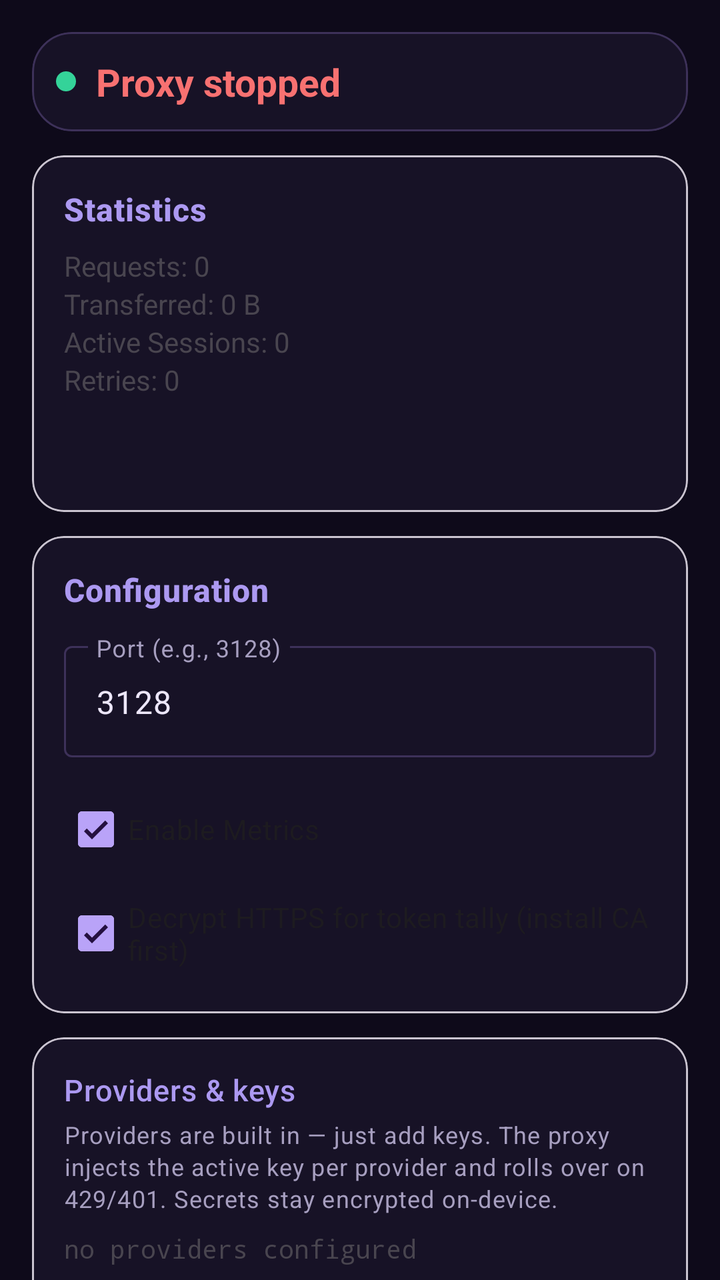
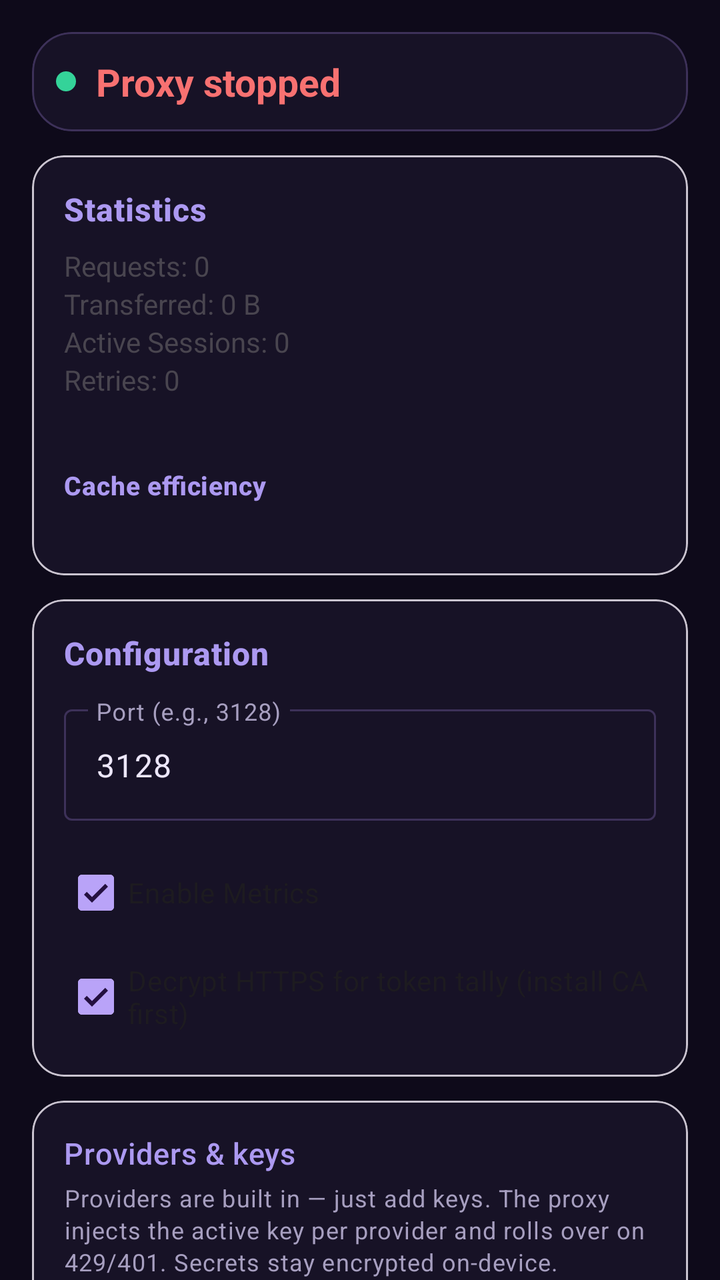

An Android layout rendered at two revisions. The XML below is the earlier revision; the diff shows what the commit changed to produce the second picture.
<!-- AndroidManifest.xml: activity theme Theme.ProxyApp.NoActionBar -->
<!-- res/layout/activity_main.xml -->
<?xml version="1.0" encoding="utf-8"?>
<androidx.constraintlayout.widget.ConstraintLayout
    xmlns:android="http://schemas.android.com/apk/res/android"
    xmlns:app="http://schemas.android.com/apk/res-auto"
    xmlns:tools="http://schemas.android.com/tools"
    android:layout_width="match_parent"
    android:layout_height="match_parent"
    android:fitsSystemWindows="true"
    tools:context=".MainActivity">

    <androidx.core.widget.NestedScrollView
        android:layout_width="match_parent"
        android:layout_height="0dp"
        android:fillViewport="true"
        app:layout_constraintBottom_toBottomOf="parent"
        app:layout_constraintTop_toTopOf="parent"
        app:layout_constraintStart_toStartOf="parent"
        app:layout_constraintEnd_toEndOf="parent">

        <LinearLayout
            android:layout_width="match_parent"
            android:layout_height="wrap_content"
            android:orientation="vertical"
            android:padding="16dp">

            <com.google.android.material.card.MaterialCardView
                android:id="@+id/statusCard"
                android:layout_width="match_parent"
                android:layout_height="wrap_content"
                android:layout_marginBottom="12dp"
                app:cardCornerRadius="20dp"
                app:strokeWidth="1dp"
                app:strokeColor="@color/outline"
                app:cardBackgroundColor="@color/surface">

                <LinearLayout
                    android:layout_width="match_parent"
                    android:layout_height="wrap_content"
                    android:orientation="vertical"
                    android:padding="12dp">

                    <LinearLayout
                        android:layout_width="match_parent"
                        android:layout_height="wrap_content"
                        android:orientation="horizontal"
                        android:gravity="center_vertical">

                        <View
                            android:id="@+id/statusDot"
                            android:layout_width="10dp"
                            android:layout_height="10dp"
                            android:layout_marginEnd="10dp"
                            android:background="@drawable/status_dot" />

                        <TextView
                            android:id="@+id/statusText"
                            android:layout_width="0dp"
                            android:layout_height="wrap_content"
                            android:layout_weight="1"
                            android:text="@string/proxy_stopped"
                            android:textSize="19sp"
                            android:textStyle="bold"
                            android:textColor="@color/red" />
                    </LinearLayout>

                    <TextView
                        android:id="@+id/portText"
                        android:layout_width="match_parent"
                        android:layout_height="wrap_content"
                        android:text=""
                        android:textSize="13sp"
                        android:gravity="center"
                        android:layout_marginTop="4dp"
                        android:textColor="@color/purple_200"
                        android:visibility="gone"/>

                    <TextView
                        android:id="@+id/upstreamText"
                        android:layout_width="match_parent"
                        android:layout_height="wrap_content"
                        android:text=""
                        android:textSize="12sp"
                        android:gravity="center"
                        android:layout_marginTop="2dp"
                        android:visibility="gone"/>
                </LinearLayout>
            </com.google.android.material.card.MaterialCardView>

            <com.google.android.material.card.MaterialCardView
                android:id="@+id/statsCard"
                android:layout_width="match_parent"
                android:layout_height="wrap_content"
                app:cardBackgroundColor="@color/surface"
                android:layout_marginBottom="12dp"
                app:cardCornerRadius="16dp">

                <LinearLayout
                    android:layout_width="match_parent"
                    android:layout_height="wrap_content"
                    android:orientation="vertical"
                    android:padding="16dp">

                    <TextView
                        android:layout_width="match_parent"
                        android:layout_height="wrap_content"
                        android:text="Statistics"
                        android:textSize="16sp"
                        android:textStyle="bold"
                        style="@style/Text.SectionTitle"/>

                    <TextView
                        android:id="@+id/requestsText"
                        android:layout_width="match_parent"
                        android:layout_height="wrap_content"
                        android:text="Requests: 0"
                        android:layout_marginTop="8dp"/>

                    <TextView
                        android:id="@+id/bytesText"
                        android:layout_width="match_parent"
                        android:layout_height="wrap_content"
                        android:text="Transferred: 0 B"/>

                    <TextView
                        android:id="@+id/sessionsText"
                        android:layout_width="match_parent"
                        android:layout_height="wrap_content"
                        android:text="Active Sessions: 0"/>

                    <TextView
                        android:id="@+id/retriesText"
                        android:layout_width="match_parent"
                        android:layout_height="wrap_content"
                        android:text="Retries: 0"/>

                    <TableLayout
                        android:id="@+id/tokensTable"
                        android:layout_width="match_parent"
                        android:layout_height="wrap_content"
                        android:layout_marginTop="8dp"
                        android:stretchColumns="1,2,3,4"
                        android:shrinkColumns="0">
                    </TableLayout>

                    <TextView
                        android:id="@+id/tokensFooterText"
                        android:layout_width="match_parent"
                        android:layout_height="wrap_content"
                        android:textSize="12sp"
                        android:fontFamily="monospace"
                        android:textColor="@color/title_violet"
                        android:text=""/>

                    <TextView
                        android:id="@+id/hostsText"
                        android:layout_width="match_parent"
                        android:layout_height="wrap_content"
                        android:textSize="12sp"
                        android:fontFamily="monospace"
                        android:text=""/>
                </LinearLayout>
            </com.google.android.material.card.MaterialCardView>

            <com.google.android.material.card.MaterialCardView
                android:id="@+id/configCard"
                android:layout_width="match_parent"
                android:layout_height="wrap_content"
                app:cardBackgroundColor="@color/surface"
                android:layout_marginBottom="12dp"
                app:cardCornerRadius="16dp">

                <LinearLayout
                    android:layout_width="match_parent"
                    android:layout_height="wrap_content"
                    android:orientation="vertical"
                    android:padding="16dp">

                    <TextView
                        android:layout_width="match_parent"
                        android:layout_height="wrap_content"
                        android:text="Configuration"
                        android:textSize="16sp"
                        android:textStyle="bold"
                        style="@style/Text.SectionTitle"/>

                    <com.google.android.material.textfield.TextInputLayout
                        android:layout_width="match_parent"
                        android:layout_height="wrap_content"
                        android:layout_marginTop="12dp"
                        android:hint="@string/port_hint"
                        style="@style/Widget.Material3.TextInputLayout.OutlinedBox">

                        <com.google.android.material.textfield.TextInputEditText
                            android:id="@+id/portInput"
                            android:layout_width="match_parent"
                            android:layout_height="wrap_content"
                            android:inputType="number"
                            android:text="3128"/>
                    </com.google.android.material.textfield.TextInputLayout>

                    <com.google.android.material.checkbox.MaterialCheckBox
                        android:id="@+id/metricsCheck"
                        android:layout_width="wrap_content"
                        android:layout_height="wrap_content"
                        android:layout_marginTop="12dp"
                        android:text="@string/metrics_enabled"
                        android:checked="true"/>

                    <com.google.android.material.checkbox.MaterialCheckBox
                        android:id="@+id/mitmCheck"
                        android:layout_width="wrap_content"
                        android:layout_height="wrap_content"
                        android:layout_marginTop="4dp"
                        android:text="@string/mitm_enabled"
                        android:checked="true"/>
                </LinearLayout>
            </com.google.android.material.card.MaterialCardView>

            <com.google.android.material.card.MaterialCardView
                android:id="@+id/providersCard"
                android:layout_width="match_parent"
                android:layout_height="wrap_content"
                android:layout_marginBottom="12dp"
                app:cardCornerRadius="16dp"
                app:cardBackgroundColor="@color/surface">

                <LinearLayout
                    android:layout_width="match_parent"
                    android:layout_height="wrap_content"
                    android:orientation="vertical"
                    android:padding="16dp">

                    <TextView
                        android:layout_width="match_parent"
                        android:layout_height="wrap_content"
                        style="@style/Text.SectionTitle"
                        android:text="@string/providers_title"/>

                    <TextView
                        android:layout_width="match_parent"
                        android:layout_height="wrap_content"
                        style="@style/Text.Hint"
                        android:layout_marginTop="4dp"
                        android:text="@string/providers_hint"/>

                    <TextView
                        android:id="@+id/providersSummaryText"
                        android:layout_width="match_parent"
                        android:layout_height="wrap_content"
                        android:layout_marginTop="8dp"
                        android:textSize="13sp"
                        android:fontFamily="monospace"
                        android:text="no providers configured"/>

                    <com.google.android.material.button.MaterialButton
                        android:id="@+id/addKeyButton"
                        android:layout_width="match_parent"
                        android:layout_height="wrap_content"
                        android:layout_marginTop="8dp"
                        android:text="@string/add_key"
                        style="@style/Widget.Material3.Button.TonalButton"/>

                    <LinearLayout
                        android:layout_width="match_parent"
                        android:layout_height="wrap_content"
                        android:orientation="horizontal"
                        android:layout_marginTop="8dp">

                        <com.google.android.material.button.MaterialButton
                            android:id="@+id/exportBackupButton"
                            android:layout_width="0dp"
                            android:layout_height="wrap_content"
                            android:layout_weight="1"
                            android:layout_marginEnd="4dp"
                            android:text="@string/export_backup"
                            style="@style/Widget.Material3.Button.OutlinedButton"/>

                        <com.google.android.material.button.MaterialButton
                            android:id="@+id/importBackupButton"
                            android:layout_width="0dp"
                            android:layout_height="wrap_content"
                            android:layout_weight="1"
                            android:layout_marginStart="4dp"
                            android:text="@string/import_backup"
                            style="@style/Widget.Material3.Button.OutlinedButton"/>
                    </LinearLayout>

                    <com.google.android.material.button.MaterialButton
                        android:id="@+id/exportCaButton"
                        android:layout_width="match_parent"
                        android:layout_height="wrap_content"
                        android:layout_marginTop="8dp"
                        android:text="@string/export_ca"
                        style="@style/Widget.Material3.Button.OutlinedButton"/>
                </LinearLayout>
            </com.google.android.material.card.MaterialCardView>

            <com.google.android.material.card.MaterialCardView
                android:id="@+id/eventsCard"
                android:layout_width="match_parent"
                android:layout_height="wrap_content"
                android:layout_marginBottom="12dp"
                app:cardCornerRadius="16dp"
                app:cardBackgroundColor="@color/surface">

                <LinearLayout
                    android:layout_width="match_parent"
                    android:layout_height="wrap_content"
                    android:orientation="vertical"
                    android:padding="16dp">

                    <TextView
                        android:layout_width="match_parent"
                        android:layout_height="wrap_content"
                        style="@style/Text.SectionTitle"
                        android:text="@string/events_title"/>

                    <ScrollView
                        android:id="@+id/eventsScrollView"
                        android:layout_width="match_parent"
                        android:layout_height="wrap_content"
                        android:maxHeight="220dp"
                        android:layout_marginTop="8dp"
                        android:background="@drawable/script_block_bg">

                        <TextView
                            android:id="@+id/eventsText"
                            android:layout_width="match_parent"
                            android:layout_height="wrap_content"
                            android:padding="10dp"
                            style="@style/Text.ScriptBlock"
                            android:text="No events yet — start the proxy."/>
                    </ScrollView>
                </LinearLayout>
            </com.google.android.material.card.MaterialCardView>

            <LinearLayout
                android:layout_width="match_parent"
                android:layout_height="wrap_content"
                android:orientation="horizontal"
                android:gravity="center"
                android:layout_marginTop="4dp">

                <com.google.android.material.button.MaterialButton
                    android:id="@+id/startStopButton"
                    android:layout_width="0dp"
                    android:layout_height="wrap_content"
                    android:layout_weight="1"
                    android:layout_marginEnd="8dp"
                    android:text="@string/start_proxy"
                    app:icon="@android:drawable/ic_media_play"/>

                <com.google.android.material.button.MaterialButton
                    android:id="@+id/exportButton"
                    android:layout_width="0dp"
                    android:layout_height="wrap_content"
                    android:layout_weight="1"
                    android:layout_marginStart="8dp"
                    android:text="@string/export_metrics"/>
            </LinearLayout>

            <com.google.android.material.button.MaterialButton
                android:id="@+id/clearButton"
                android:layout_width="match_parent"
                android:layout_height="wrap_content"
                android:layout_marginTop="8dp"
                android:text="@string/clear_metrics"
                style="@style/Widget.Material3.Button.OutlinedButton"/>

            <com.google.android.material.card.MaterialCardView
                android:id="@+id/setupScriptCard"
                android:layout_width="match_parent"
                android:layout_height="wrap_content"
                app:cardBackgroundColor="@color/surface"
                android:layout_marginTop="12dp"
                app:cardCornerRadius="16dp">

                <LinearLayout
                    android:layout_width="match_parent"
                    android:layout_height="wrap_content"
                    android:orientation="vertical"
                    android:padding="16dp">

                    <LinearLayout
                        android:id="@+id/setupScriptHeader"
                        android:layout_width="match_parent"
                        android:layout_height="wrap_content"
                        android:orientation="horizontal"
                        android:gravity="center_vertical"
                        android:clickable="true"
                        android:focusable="true">

                        <TextView
                            android:layout_width="0dp"
                            android:layout_height="wrap_content"
                            android:layout_weight="1"
                            android:text="@string/setup_script_title"
                            android:textSize="16sp"
                            android:textStyle="bold"
                            style="@style/Text.SectionTitle"/>

                        <ImageView
                            android:id="@+id/setupScriptExpandIcon"
                            android:layout_width="32dp"
                            android:layout_height="32dp"
                            android:padding="4dp"
                            android:src="@android:drawable/arrow_down_float"
                            android:contentDescription="@string/expand"/>
                    </LinearLayout>

                    <TextView
                        android:layout_width="match_parent"
                        android:layout_height="wrap_content"
                        android:text="@string/setup_script_hint"
                        style="@style/Text.Hint"
                        android:layout_marginTop="4dp"/>

                    <com.google.android.material.button.MaterialButton
                        android:id="@+id/copyScriptButton"
                        android:layout_width="wrap_content"
                        android:layout_height="wrap_content"
                        android:layout_marginTop="8dp"
                        android:text="@string/copy_setup_script"
                        app:icon="@android:drawable/ic_menu_save"
                        app:strokeWidth="1dp"
                        app:strokeColor="@color/outline"/>

                    <ScrollView
                        android:id="@+id/setupScriptScrollView"
                        android:layout_width="match_parent"
                        android:layout_height="wrap_content"
                        android:maxHeight="280dp"
                        android:layout_marginTop="8dp"
                        android:background="@drawable/script_block_bg"
                        android:visibility="gone">

                        <HorizontalScrollView
                            android:layout_width="match_parent"
                            android:layout_height="wrap_content">

                            <TextView
                                android:id="@+id/setupScriptText"
                                android:layout_width="wrap_content"
                                android:layout_height="wrap_content"
                                android:padding="10dp"
                                style="@style/Text.ScriptBlock"
                                android:textIsSelectable="true"/>
                        </HorizontalScrollView>
                    </ScrollView>
                </LinearLayout>
            </com.google.android.material.card.MaterialCardView>

            <com.google.android.material.card.MaterialCardView
                android:id="@+id/cleanupScriptCard"
                android:layout_width="match_parent"
                android:layout_height="wrap_content"
                app:cardBackgroundColor="@color/surface"
                android:layout_marginTop="12dp"
                android:layout_marginBottom="24dp"
                app:cardCornerRadius="16dp">

                <LinearLayout
                    android:layout_width="match_parent"
                    android:layout_height="wrap_content"
                    android:orientation="vertical"
                    android:padding="16dp">

                    <LinearLayout
                        android:id="@+id/cleanupScriptHeader"
                        android:layout_width="match_parent"
                        android:layout_height="wrap_content"
                        android:orientation="horizontal"
                        android:gravity="center_vertical"
                        android:clickable="true"
                        android:focusable="true">

                        <TextView
                            android:layout_width="0dp"
                            android:layout_height="wrap_content"
                            android:layout_weight="1"
                            android:text="@string/cleanup_script_title"
                            android:textSize="16sp"
                            android:textStyle="bold"
                            style="@style/Text.SectionTitle"/>

                        <ImageView
                            android:id="@+id/cleanupScriptExpandIcon"
                            android:layout_width="32dp"
                            android:layout_height="32dp"
                            android:padding="4dp"
                            android:src="@android:drawable/arrow_down_float"
                            android:contentDescription="@string/expand"/>
                    </LinearLayout>

                    <TextView
                        android:layout_width="match_parent"
                        android:layout_height="wrap_content"
                        android:text="@string/cleanup_script_hint"
                        style="@style/Text.Hint"
                        android:layout_marginTop="4dp"/>

                    <com.google.android.material.button.MaterialButton
                        android:id="@+id/copyCleanupButton"
                        android:layout_width="wrap_content"
                        android:layout_height="wrap_content"
                        android:layout_marginTop="8dp"
                        android:text="@string/copy_cleanup_script"
                        app:icon="@android:drawable/ic_menu_save"
                        app:strokeWidth="1dp"
                        app:strokeColor="@color/outline"/>

                    <ScrollView
                        android:id="@+id/cleanupScriptScrollView"
                        android:layout_width="match_parent"
                        android:layout_height="wrap_content"
                        android:maxHeight="280dp"
                        android:layout_marginTop="8dp"
                        android:background="@drawable/script_block_bg"
                        android:visibility="gone">

                        <HorizontalScrollView
                            android:layout_width="match_parent"
                            android:layout_height="wrap_content">

                            <TextView
                                android:id="@+id/cleanupScriptText"
                                android:layout_width="wrap_content"
                                android:layout_height="wrap_content"
                                android:padding="8dp"
                                android:textSize="11sp"
                                android:fontFamily="monospace"
                                android:textIsSelectable="true"/>
                        </HorizontalScrollView>
                    </ScrollView>
                </LinearLayout>
            </com.google.android.material.card.MaterialCardView>
        </LinearLayout>
    </androidx.core.widget.NestedScrollView>
</androidx.constraintlayout.widget.ConstraintLayout>
<!-- resources referenced by this layout -->
<resources>
  <color name="outline">#FF3D3159</color>
  <color name="purple_200">#FFB9A3F8</color>
  <color name="red">#FFF87171</color>
  <color name="surface">#FF171226</color>
  <color name="title_violet">#FFAC99F1</color>
  <!-- drawable script_block_bg (drawable) -->
  <?xml version="1.0" encoding="utf-8"?>
  <shape xmlns:android="http://schemas.android.com/apk/res/android"
      android:shape="rectangle">
      <solid android:color="@color/surface_high" />
      <stroke
          android:width="1dp"
          android:color="@color/outline_variant" />
      <corners android:radius="12dp" />
  </shape>
  <!-- drawable status_dot (drawable) -->
  <?xml version="1.0" encoding="utf-8"?>
  <shape xmlns:android="http://schemas.android.com/apk/res/android"
      android:shape="oval">
      <solid android:color="@color/status_running" />
      <size
          android:width="10dp"
          android:height="10dp" />
  </shape>
  <string name="add_key">Add key</string>
  <string name="cleanup_script_hint">Copy and paste into Termux / proot Ubuntu to remove proxy env, kill daemon, clear metrics.</string>
  <string name="cleanup_script_title">Terminal cleanup script</string>
  <string name="clear_metrics">Clear Metrics</string>
  <string name="copy_cleanup_script">Copy cleanup script</string>
  <string name="copy_setup_script">Copy setup script</string>
  <string name="events_title">Recent events</string>
  <string name="expand">Expand</string>
  <string name="export_backup">Export backup</string>
  <string name="export_ca">Export MITM CA</string>
  <string name="export_metrics">Export Metrics</string>
  <string name="import_backup">Import backup</string>
  <string name="metrics_enabled">Enable Metrics</string>
  <string name="mitm_enabled">Decrypt HTTPS for token tally (install CA first)</string>
  <string name="port_hint">Port (e.g., 3128)</string>
  <string name="providers_hint">Providers are built in — just add keys. The proxy injects the active key per provider and rolls over on 429/401. Secrets stay encrypted on-device.</string>
  <string name="providers_title">Providers &amp; keys</string>
  <string name="proxy_stopped">Proxy stopped</string>
  <string name="setup_script_hint">Copy and paste into Termux / proot Ubuntu to route opencode through this proxy.</string>
  <string name="setup_script_title">Terminal setup script</string>
  <string name="start_proxy">Start Proxy</string>
  <style name="Text.Hint" parent="TextAppearance.Material3.BodySmall">
          <item name="android:textColor">@color/hint_text</item>
      </style>
  <style name="Text.ScriptBlock" parent="TextAppearance.Material3.BodySmall">
          <item name="android:textColor">@color/on_surface</item>
          <item name="android:fontFamily">monospace</item>
          <item name="android:textSize">11sp</item>
      </style>
  <style name="Text.SectionTitle" parent="TextAppearance.Material3.TitleMedium">
          <item name="android:textColor">@color/title_violet</item>
          <item name="android:textSize">15sp</item>
          <item name="android:letterSpacing">0.02</item>
      </style>
  <style name="Theme.ProxyApp.NoActionBar">
          <item name="windowActionBar">false</item>
          <item name="windowNoTitle">true</item>
      </style>
  <color name="surface_high">#FF241B3D</color>
  <color name="outline_variant">#FF2C2342</color>
  <color name="status_running">#FF34D399</color>
  <color name="hint_text">#FFA79FC0</color>
  <color name="on_surface">#FFEDE7FB</color>
</resources>

<!-- the commit's change to res/layout/activity_main.xml (unified diff, before → after) -->
@@ -150,6 +150,23 @@
                         android:fontFamily="monospace"
                         android:textColor="@color/title_violet"
                         android:text=""/>
+
+                    <TextView
+                        android:layout_width="match_parent"
+                        android:layout_height="wrap_content"
+                        android:layout_marginTop="10dp"
+                        android:text="Cache efficiency"
+                        android:textSize="13sp"
+                        android:textStyle="bold"
+                        style="@style/Text.SectionTitle"/>
+
+                    <LinearLayout
+                        android:id="@+id/cacheChart"
+                        android:layout_width="match_parent"
+                        android:layout_height="wrap_content"
+                        android:layout_marginTop="4dp"
+                        android:orientation="vertical">
+                    </LinearLayout>
 
                     <TextView
                         android:id="@+id/hostsText"
